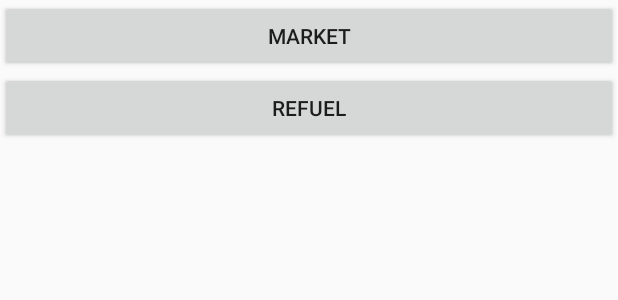
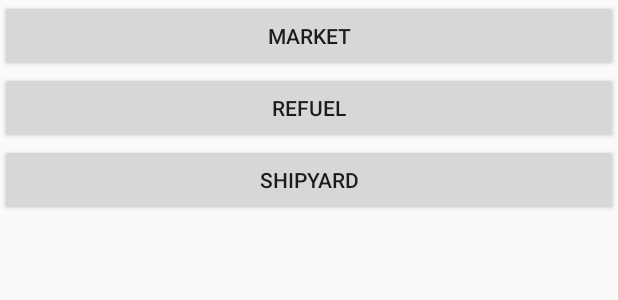
Before and after one commit to EvgenyTyurin/DangerousGalaxy, an Android app: the layout activity_spaceport.xml on its own in the app's theme, with its tools: preview values and no code run, on a phone screen of 412 x 824 dp. Shown: the top 300 px of the screen. Run offline under Robolectric (Android 15) with nearby library versions, the phone set to English and light mode, and no system bars.

Commit message:
shipyard

```diff
--- a/app/src/main/AndroidManifest.xml
+++ b/app/src/main/AndroidManifest.xml
@@ -9,7 +9,9 @@
         android:roundIcon="@mipmap/ic_launcher_round"
         android:supportsRtl="true"
         android:theme="@style/AppTheme">
-        <activity android:name=".ui.StatusActivity"></activity>
+        <activity android:name=".ui.BuyShipActivity"></activity>
+        <activity android:name=".ui.ShipyardActivity" />
+        <activity android:name=".ui.StatusActivity" />
         <activity android:name=".ui.BattleActivity" />
         <activity android:name=".ui.GalaxyActivity">
             <intent-filter>
--- a/app/src/main/java/evgenyt/dangerousgalaxy/universe/SpaceMath.java
+++ b/app/src/main/java/evgenyt/dangerousgalaxy/universe/SpaceMath.java
@@ -68,7 +68,7 @@ public class SpaceMath {
     }
 
     public static float distanceLY(float x0, float x1, float y0, float y1) {
-        return distance(x0, x1, 0, y1) / 2;
+        return distance(x0, x1, y0, y1) / 2;
     }
 
 
--- a/app/src/main/res/layout/activity_spaceport.xml
+++ b/app/src/main/res/layout/activity_spaceport.xml
@@ -24,4 +24,13 @@
         app:layout_constraintStart_toStartOf="parent"
         app:layout_constraintTop_toBottomOf="@+id/buttonMarket" />
 
+    <Button
+        android:id="@+id/buttonShipyard"
+        android:layout_width="0dp"
+        android:layout_height="wrap_content"
+        android:text="@string/txt_shipyard"
+        app:layout_constraintEnd_toEndOf="parent"
+        app:layout_constraintStart_toStartOf="parent"
+        app:layout_constraintTop_toBottomOf="@+id/buttonRefuel" />
+
 </androidx.constraintlayout.widget.ConstraintLayout>
--- a/app/src/main/res/values/strings.xml
+++ b/app/src/main/res/values/strings.xml
@@ -9,6 +9,7 @@
     <string name="txt_break">Break through</string>
     <string name="txt_refuel">Refuel</string>
     <string name="txt_self_destruct">Self destruct</string>
+    <string name="txt_shipyard">Shipyard</string>
     <array name="market">
         <item>Wheat;100</item>
         <item>Gold;100000</item>
```
Also changed, not shown: app/src/main/java/evgenyt/dangerousgalaxy/ui/BuyShipActivity.java (added, +16 -0 lines), app/src/main/java/evgenyt/dangerousgalaxy/ui/ShipyardActivity.java (added, +45 -0 lines), app/src/main/java/evgenyt/dangerousgalaxy/ui/SpacePortActivity.java (+12 -1 lines), app/src/main/res/layout/activity_buy_ship.xml (added, +9 -0 lines), app/src/main/res/layout/activity_shipyard.xml (added, +19 -0 lines), 1 other file.
